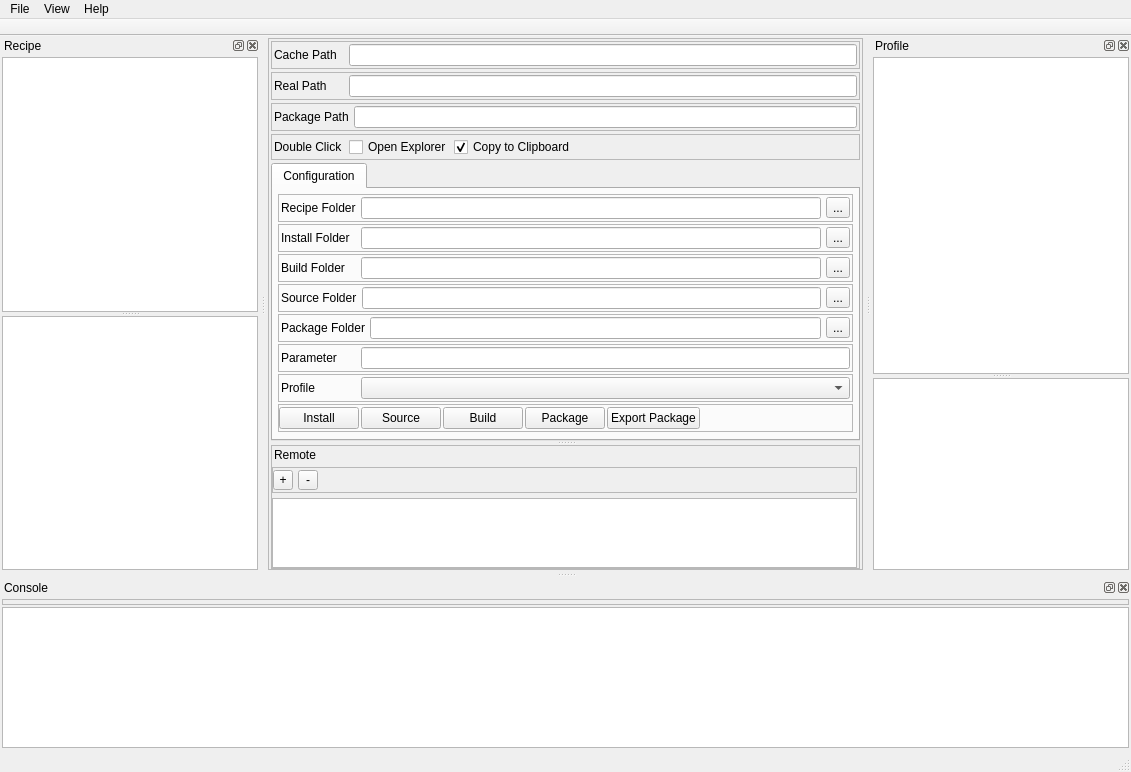
The window that assets/ui/main_window.ui (afri-bit/conan-guide) describes before a commit, drawn with Qt 5.
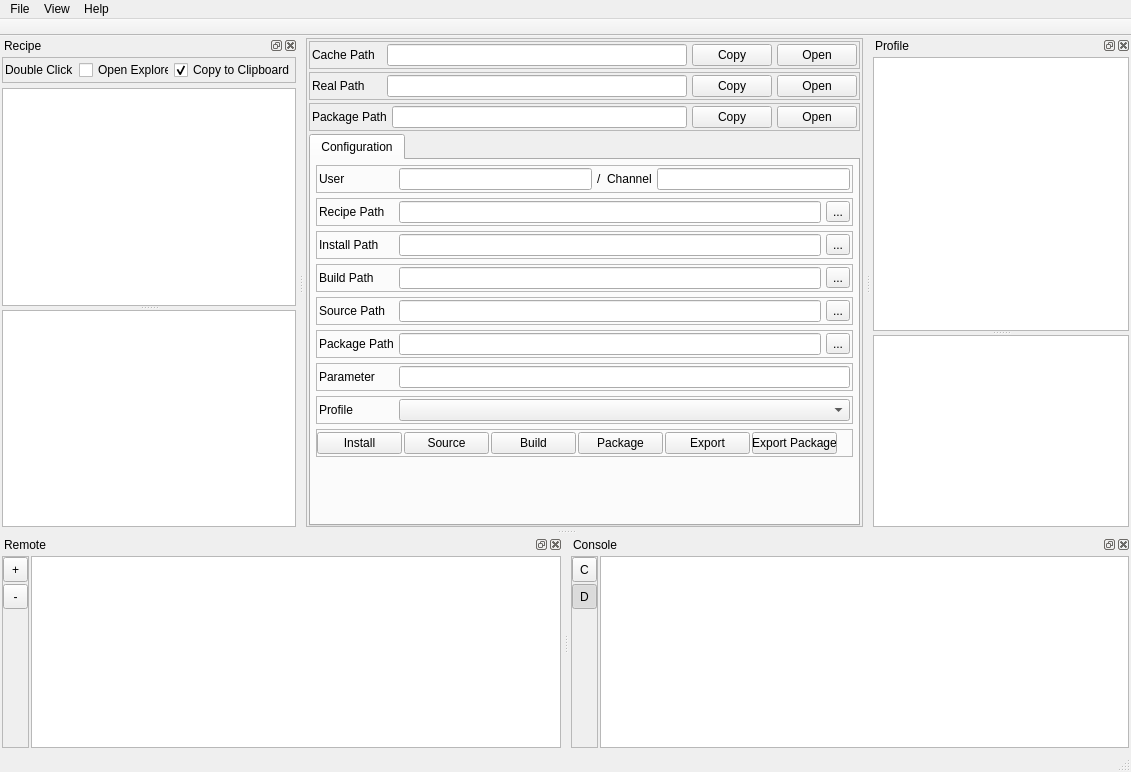
The same window after the commit.

```diff
--- a/assets/ui/main_window.ui
+++ b/assets/ui/main_window.ui
@@ -113,6 +113,20 @@
             </property>
            </widget>
           </item>
+          <item>
+           <widget class="QPushButton" name="btnCopyCachePath">
+            <property name="text">
+             <string>Copy</string>
+            </property>
+           </widget>
+          </item>
+          <item>
+           <widget class="QPushButton" name="btnOpenCachePath">
+            <property name="text">
+             <string>Open</string>
+            </property>
+           </widget>
+          </item>
          </layout>
         </widget>
        </item>
@@ -163,6 +177,20 @@
             </property>
            </widget>
           </item>
+          <item>
+           <widget class="QPushButton" name="btnCopyRealPath">
+            <property name="text">
+             <string>Copy</string>
+            </property>
+           </widget>
+          </item>
+          <item>
+           <widget class="QPushButton" name="btnOpenRealPath">
+            <property name="text">
+             <string>Open</string>
+            </property>
+           </widget>
+          </item>
          </layout>
         </widget>
        </item>
@@ -219,72 +247,17 @@
             </property>
            </widget>
           </item>
-         </layout>
-        </widget>
-       </item>
-       <item>
-        <widget class="QFrame" name="frame_16">
-         <property name="layoutDirection">
-          <enum>Qt::LeftToRight</enum>
-         </property>
-         <property name="frameShape">
-          <enum>QFrame::StyledPanel</enum>
-         </property>
-         <property name="frameShadow">
-          <enum>QFrame::Raised</enum>
-         </property>
-         <layout class="QHBoxLayout" name="horizontalLayout_15">
-          <property name="spacing">
-           <number>5</number>
-          </property>
-          <property name="leftMargin">
-           <number>2</number>
-          </property>
-          <property name="topMargin">
-           <number>2</number>
-          </property>
-          <property name="rightMargin">
-           <number>0</number>
-          </property>
-          <property name="bottomMargin">
-           <number>2</number>
-          </property>
           <item>
-           <widget class="QLabel" name="label_10">
-            <property name="maximumSize">
-             <size>
-              <width>70</width>
-              <height>16777215</height>
-             </size>
-            </property>
+           <widget class="QPushButton" name="btnCopyPackagePath">
             <property name="text">
-             <string>Double Click</string>
+             <string>Copy</string>
             </property>
            </widget>
           </item>
           <item>
-           <widget class="QCheckBox" name="checkBoxOpenExplorer">
-            <property name="maximumSize">
-             <size>
-              <width>100</width>
-              <height>16777215</height>
-             </size>
-            </property>
+           <widget class="QPushButton" name="btnOpenPackagePath">
             <property name="text">
-             <string>Open Explorer</string>
-            </property>
-            <property name="checked">
-             <bool>false</bool>
-            </property>
-           </widget>
-          </item>
-          <item>
-           <widget class="QCheckBox" name="checkBoxCopyClipboard">
-            <property name="text">
-             <string>Copy to Clipboard</string>
-            </property>
-            <property name="checked">
-             <bool>true</bool>
+             <string>Open</string>
             </property>
            </widget>
           </item>
@@ -324,7 +297,7 @@
            </attribute>
            <layout class="QVBoxLayout" name="verticalLayout_3">
             <property name="spacing">
-             <number>2</number>
+             <number>5</number>
             </property>
             <property name="leftMargin">
              <number>5</number>
@@ -338,6 +311,66 @@
             <property name="bottomMargin">
              <number>5</number>
             </property>
+            <item>
+             <widget class="QFrame" name="frame_4">
+              <property name="frameShape">
+               <enum>QFrame::StyledPanel</enum>
+              </property>
+              <property name="frameShadow">
+               <enum>QFrame::Raised</enum>
+              </property>
+              <layout class="QHBoxLayout" name="horizontalLayout_5">
+               <property name="spacing">
+                <number>5</number>
+               </property>
+               <property name="leftMargin">
+                <number>2</number>
+               </property>
+               <property name="topMargin">
+                <number>2</number>
+               </property>
+               <property name="rightMargin">
+                <number>2</number>
+               </property>
+               <property name="bottomMargin">
+                <number>2</number>
+               </property>
+               <item>
+                <widget class="QLabel" name="label_4">
+                 <property name="minimumSize">
+                  <size>
+                   <width>75</width>
+                   <height>0</height>
+                  </size>
+                 </property>
+                 <property name="text">
+                  <string>User</string>
+                 </property>
+                </widget>
+               </item>
+               <item>
+                <widget class="QLineEdit" name="lineEditUser"/>
+               </item>
+               <item>
+                <widget class="QLabel" name="label_14">
+                 <property name="text">
+                  <string>/</string>
+                 </property>
+                </widget>
+               </item>
+               <item>
+                <widget class="QLabel" name="label_13">
+                 <property name="text">
+                  <string>Channel</string>
+                 </property>
+                </widget>
+               </item>
+               <item>
+                <widget class="QLineEdit" name="lineEditChannel"/>
+               </item>
+              </layout>
+             </widget>
+            </item>
             <item>
              <widget class="QFrame" name="frame_8">
               <property name="frameShape">
@@ -371,7 +404,7 @@
                   </size>
                  </property>
                  <property name="text">
-                  <string>Recipe Folder</string>
+                  <string>Recipe Path</string>
                  </property>
                 </widget>
                </item>
@@ -425,7 +458,7 @@
                   </size>
                  </property>
                  <property name="text">
-                  <string>Install Folder</string>
+                  <string>Install Path</string>
                  </property>
                 </widget>
                </item>
@@ -475,7 +508,7 @@
                   </size>
                  </property>
                  <property name="text">
-                  <string>Build Folder</string>
+                  <string>Build Path</string>
                  </property>
                 </widget>
                </item>
@@ -525,7 +558,7 @@
                   </size>
                  </property>
                  <property name="text">
-                  <string>Source Folder</string>
+                  <string>Source Path</string>
                  </property>
                 </widget>
                </item>
@@ -575,7 +608,7 @@
                   </size>
                  </property>
                  <property name="text">
-                  <string>Package Folder</string>
+                  <string>Package Path</string>
                  </property>
                 </widget>
                </item>
@@ -710,6 +743,18 @@
                </property>
                <item>
                 <widget class="QPushButton" name="btnInstall">
+                 <property name="minimumSize">
+                  <size>
+                   <width>85</width>
+                   <height>0</height>
+                  </size>
+                 </property>
+                 <property name="maximumSize">
+                  <size>
+                   <width>85</width>
+                   <height>16777215</height>
+                  </size>
+                 </property>
                  <property name="text">
                   <string>Install</string>
                  </property>
@@ -717,6 +762,18 @@
                </item>
                <item>
                 <widget class="QPushButton" name="btnSource">
+                 <property name="minimumSize">
+                  <size>
+                   <width>85</width>
+                   <height>0</height>
+                  </size>
+                 </property>
+                 <property name="maximumSize">
+                  <size>
+                   <width>85</width>
+                   <height>16777215</height>
+                  </size>
+                 </property>
                  <property name="text">
                   <string>Source</string>
                  </property>
@@ -724,6 +781,18 @@
                </item>
                <item>
                 <widget class="QPushButton" name="btnBuild">
+                 <property name="minimumSize">
+                  <size>
+                   <width>85</width>
+                   <height>0</height>
+                  </size>
+                 </property>
+                 <property name="maximumSize">
+                  <size>
+                   <width>85</width>
+                   <height>16777215</height>
+                  </size>
+                 </property>
                  <property name="text">
                   <string>Build</string>
                  </property>
@@ -731,13 +800,56 @@
                </item>
                <item>
                 <widget class="QPushButton" name="btnPackage">
+                 <property name="minimumSize">
+                  <size>
+                   <width>85</width>
+                   <height>0</height>
+                  </size>
+                 </property>
+                 <property name="maximumSize">
+                  <size>
+                   <width>85</width>
+                   <height>16777215</height>
+                  </size>
+                 </property>
                  <property name="text">
                   <string>Package</string>
                  </property>
                 </widget>
                </item>
+               <item>
+                <widget class="QPushButton" name="btnExport">
+                 <property name="minimumSize">
+                  <size>
+                   <width>85</width>
+                   <height>0</height>
+                  </size>
+                 </property>
+                 <property name="maximumSize">
+                  <size>
+                   <width>85</width>
+                   <height>16777215</height>
+                  </size>
+                 </property>
+                 <property name="text">
+                  <string>Export</string>
+                 </property>
+                </widget>
+               </item>
                <item>
                 <widget class="QPushButton" name="btnExportPackage">
+                 <property name="minimumSize">
+                  <size>
+                   <width>85</width>
+                   <height>0</height>
+                  </size>
+                 </property>
+                 <property name="maximumSize">
+                  <size>
+                   <width>85</width>
+                   <height>16777215</height>
+                  </size>
+                 </property>
                  <property name="text">
                   <string>Export Package</string>
                  </property>
@@ -775,129 +887,6 @@
            </layout>
           </widget>
          </widget>
-         <widget class="QFrame" name="frame_6">
-          <property name="frameShape">
-           <enum>QFrame::StyledPanel</enum>
-          </property>
-          <property name="frameShadow">
-           <enum>QFrame::Raised</enum>
-          </property>
-          <layout class="QVBoxLayout" name="verticalLayout_7">
-           <property name="spacing">
-            <number>5</number>
-           </property>
-           <property name="leftMargin">
-            <number>0</number>
-           </property>
-           <property name="topMargin">
-            <number>2</number>
-           </property>
-           <property name="rightMargin">
-            <number>2</number>
-           </property>
-           <property name="bottomMargin">
-            <number>0</number>
-           </property>
-           <item>
-            <widget class="QLabel" name="label_4">
-             <property name="text">
-              <string>Remote</string>
-             </property>
-             <property name="margin">
-              <number>0</number>
-             </property>
-             <property name="indent">
-              <number>2</number>
-             </property>
-            </widget>
-           </item>
-           <item>
-            <widget class="QFrame" name="frame_7">
-             <property name="frameShape">
-              <enum>QFrame::StyledPanel</enum>
-             </property>
-             <property name="frameShadow">
-              <enum>QFrame::Raised</enum>
-             </property>
-             <layout class="QHBoxLayout" name="horizontalLayout_4">
-              <property name="spacing">
-               <number>5</number>
-              </property>
-              <property name="leftMargin">
-               <number>0</number>
-              </property>
-              <property name="topMargin">
-               <number>2</number>
-              </property>
-              <property name="rightMargin">
-               <number>2</number>
-              </property>
-              <property name="bottomMargin">
-               <number>2</number>
-              </property>
-              <item>
-               <widget class="QToolButton" name="toolButton">
-                <property name="minimumSize">
-                 <size>
-                  <width>20</width>
-                  <height>20</height>
-                 </size>
-                </property>
-                <property name="maximumSize">
-                 <size>
-                  <width>20</width>
-                  <height>16777215</height>
-                 </size>
-                </property>
-                <property name="text">
-                 <string>+</string>
-                </property>
-               </widget>
-              </item>
-              <item>
-               <widget class="QToolButton" name="toolButton_2">
-                <property name="sizePolicy">
-                 <sizepolicy hsizetype="Fixed" vsizetype="Fixed">
-                  <horstretch>0</horstretch>
-                  <verstretch>0</verstretch>
-                 </sizepolicy>
-                </property>
-                <property name="minimumSize">
-                 <size>
-                  <width>20</width>
-                  <height>20</height>
-                 </size>
-                </property>
-                <property name="text">
-                 <string>-</string>
-                </property>
-               </widget>
-              </item>
-              <item>
-               <spacer name="horizontalSpacer">
-                <property name="orientation">
-                 <enum>Qt::Horizontal</enum>
-                </property>
-                <property name="sizeHint" stdset="0">
-                 <size>
-                  <width>40</width>
-                  <height>20</height>
-                 </size>
-                </property>
-               </spacer>
-              </item>
-             </layout>
-            </widget>
-           </item>
-           <item>
-            <widget class="QTableView" name="tableViewRemoteList">
-             <property name="horizontalScrollMode">
-              <enum>QAbstractItemView::ScrollPerPixel</enum>
-             </property>
-            </widget>
-           </item>
-          </layout>
-         </widget>
         </widget>
        </item>
       </layout>
@@ -972,6 +961,81 @@
      <property name="bottomMargin">
       <number>2</number>
      </property>
+     <item>
+      <widget class="QFrame" name="frame_16">
+       <property name="layoutDirection">
+        <enum>Qt::LeftToRight</enum>
+       </property>
+       <property name="frameShape">
+        <enum>QFrame::StyledPanel</enum>
+       </property>
+       <property name="frameShadow">
+        <enum>QFrame::Raised</enum>
+       </property>
+       <layout class="QHBoxLayout" name="horizontalLayout_15">
+        <property name="spacing">
+         <number>5</number>
+        </property>
+        <property name="leftMargin">
+         <number>2</number>
+        </property>
+        <property name="topMargin">
+         <number>2</number>
+        </property>
+        <property name="rightMargin">
+         <number>0</number>
+        </property>
+        <property name="bottomMargin">
+         <number>2</number>
+        </property>
+        <item>
+         <widget class="QLabel" name="label_10">
+          <property name="minimumSize">
+           <size>
+            <width>60</width>
+            <height>0</height>
+           </size>
+          </property>
+          <property name="maximumSize">
+           <size>
+            <width>70</width>
+            <height>16777215</height>
+           </size>
+          </property>
+          <property name="text">
+           <string>Double Click</string>
+          </property>
+         </widget>
+        </item>
+        <item>
+         <widget class="QCheckBox" name="checkBoxOpenExplorer">
+          <property name="maximumSize">
+           <size>
+            <width>90</width>
+            <height>16777215</height>
+           </size>
+          </property>
+          <property name="text">
+           <string>Open Explorer</string>
+          </property>
+          <property name="checked">
+           <bool>false</bool>
+          </property>
+         </widget>
+        </item>
+        <item>
+         <widget class="QCheckBox" name="checkBoxCopyClipboard">
+          <property name="text">
+           <string>Copy to Clipboard</string>
+          </property>
+          <property name="checked">
+           <bool>true</bool>
+          </property>
+         </widget>
+        </item>
+       </layout>
+      </widget>
+     </item>
      <item>
       <widget class="QSplitter" name="splitter_3">
        <property name="orientation">
@@ -1060,6 +1124,118 @@
     </layout>
    </widget>
   </widget>
+  <widget class="QDockWidget" name="dockWidgetRemote">
+   <property name="windowTitle">
+    <string>Remote</string>
+   </property>
+   <attribute name="dockWidgetArea">
+    <number>8</number>
+   </attribute>
+   <widget class="QWidget" name="dockWidgetContents_2">
+    <layout class="QHBoxLayout" name="horizontalLayout_4">
+     <property name="spacing">
+      <number>2</number>
+     </property>
+     <property name="leftMargin">
+      <number>2</number>
+     </property>
+     <property name="topMargin">
+      <number>2</number>
+     </property>
+     <property name="rightMargin">
+      <number>2</number>
+     </property>
+     <property name="bottomMargin">
+      <number>2</number>
+     </property>
+     <item>
+      <widget class="QFrame" name="frame_7">
+       <property name="frameShape">
+        <enum>QFrame::StyledPanel</enum>
+       </property>
+       <property name="frameShadow">
+        <enum>QFrame::Raised</enum>
+       </property>
+       <layout class="QVBoxLayout" name="verticalLayout_7">
+        <property name="spacing">
+         <number>2</number>
+        </property>
+        <property name="leftMargin">
+         <number>0</number>
+        </property>
+        <property name="topMargin">
+         <number>0</number>
+        </property>
+        <property name="rightMargin">
+         <number>0</number>
+        </property>
+        <property name="bottomMargin">
+         <number>0</number>
+        </property>
+        <item>
+         <widget class="QToolButton" name="toolButton">
+          <property name="minimumSize">
+           <size>
+            <width>25</width>
+            <height>25</height>
+           </size>
+          </property>
+          <property name="maximumSize">
+           <size>
+            <width>20</width>
+            <height>16777215</height>
+           </size>
+          </property>
+          <property name="text">
+           <string>+</string>
+          </property>
+         </widget>
+        </item>
+        <item>
+         <widget class="QToolButton" name="toolButton_2">
+          <property name="sizePolicy">
+           <sizepolicy hsizetype="Fixed" vsizetype="Fixed">
+            <horstretch>0</horstretch>
+            <verstretch>0</verstretch>
+           </sizepolicy>
+          </property>
+          <property name="minimumSize">
+           <size>
+            <width>25</width>
+            <height>25</height>
+           </size>
+          </property>
+          <property name="text">
+           <string>-</string>
+          </property>
+         </widget>
+        </item>
+        <item>
+         <spacer name="verticalSpacer_3">
+          <property name="orientation">
+           <enum>Qt::Vertical</enum>
+          </property>
+          <property name="sizeHint" stdset="0">
+           <size>
+            <width>20</width>
+            <height>40</height>
+           </size>
+          </property>
+         </spacer>
+        </item>
+       </layout>
+      </widget>
+     </item>
+     <item>
+      <widget class="QTableView" name="tableViewRemoteList">
+       <property name="horizontalScrollMode">
+        <enum>QAbstractItemView::ScrollPerPixel</enum>
+       </property>
+      </widget>
+     </item>
+    </layout>
+   </widget>
+  </widget>
   <widget class="QDockWidget" name="dockWidgetConsole">
    <property name="windowTitle">
     <string>Console</string>
@@ -1068,7 +1244,7 @@
     <number>8</number>
    </attribute>
    <widget class="QWidget" name="dockWidgetContents_5">
-    <layout class="QVBoxLayout" name="verticalLayout_5">
+    <layout class="QHBoxLayout" name="horizontalLayout_11">
      <property name="spacing">
       <number>2</number>
      </property>
@@ -1092,22 +1268,70 @@
        <property name="frameShadow">
         <enum>QFrame::Raised</enum>
        </property>
-       <layout class="QHBoxLayout" name="horizontalLayout_5">
+       <layout class="QVBoxLayout" name="verticalLayout_5">
         <property name="spacing">
-         <number>5</number>
+         <number>2</number>
         </property>
         <property name="leftMargin">
          <number>0</number>
         </property>
         <property name="topMargin">
-         <number>2</number>
+         <number>0</number>
         </property>
         <property name="rightMargin">
-         <number>2</number>
+         <number>0</number>
         </property>
         <property name="bottomMargin">
-         <number>2</number>
+         <number>0</number>
         </property>
+        <item>
+         <widget class="QToolButton" name="toolButtonClearConsole">
+          <property name="minimumSize">
+           <size>
+            <width>25</width>
+            <height>25</height>
+           </size>
+          </property>
+          <property name="text">
+           <string>C</string>
+          </property>
+          <property name="checkable">
+           <bool>false</bool>
+          </property>
+         </widget>
+        </item>
+        <item>
+         <widget class="QToolButton" name="toolButtonConsoleScrollToEnd">
+          <property name="minimumSize">
+           <size>
+            <width>25</width>
+            <height>25</height>
+           </size>
+          </property>
+          <property name="text">
+           <string>D</string>
+          </property>
+          <property name="checkable">
+           <bool>true</bool>
+          </property>
+          <property name="checked">
+           <bool>true</bool>
+          </property>
+         </widget>
+        </item>
+        <item>
+         <spacer name="verticalSpacer_2">
+          <property name="orientation">
+           <enum>Qt::Vertical</enum>
+          </property>
+          <property name="sizeHint" stdset="0">
+           <size>
+            <width>20</width>
+            <height>40</height>
+           </size>
+          </property>
+         </spacer>
+        </item>
        </layout>
       </widget>
      </item>
@@ -1116,6 +1340,7 @@
        <property name="font">
         <font>
          <family>Consolas</family>
+         <pointsize>9</pointsize>
         </font>
        </property>
        <property name="readOnly">
```
Left out of the diff: 131 changed lines with no effect on the pictures.
